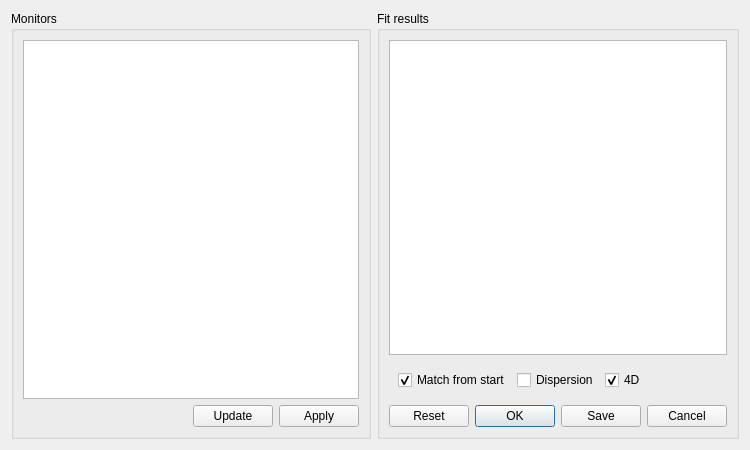
Above: madgui/online/emittance.ui from hibtc/madgui before the change. Below: the same form after it.
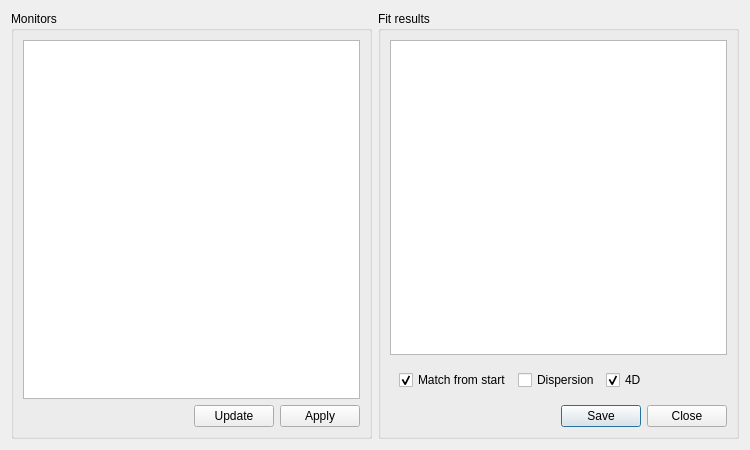
That is the form after the change. Custom widgets are drawn as their Qt base class.

Commit message: Remove accept/reject logic from other widgets

What changed in the file:
```diff
--- a/madgui/online/emittance.ui
+++ b/madgui/online/emittance.ui
@@ -115,7 +115,7 @@
       <item>
        <widget class="QDialogButtonBox" name="std_buttons">
         <property name="standardButtons">
-         <set>QDialogButtonBox::Reset|QDialogButtonBox::Cancel|QDialogButtonBox::Ok|QDialogButtonBox::Save</set>
+         <set>QDialogButtonBox::Close|QDialogButtonBox::Save</set>
         </property>
        </widget>
       </item>
```
The commit also changes 6 other files.
